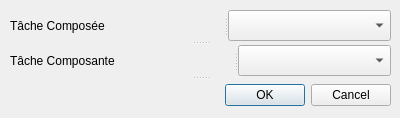
Above: Application/InterfaceGraphique/ajoutCompositionWindow.ui from Erzrael/LO21 before the change. Below: the same form after it.
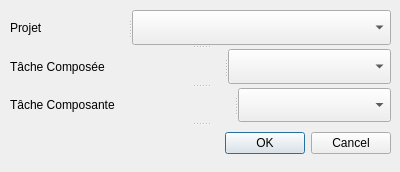
That is the form after the change.

Commit message: Changement de l'ajout des tâches. Ajout de trucs dans ajoutComposition. Revoir les tâches en incluant mère compo comme attribut car ça sera utile par la suite.

```diff
--- a/Application/InterfaceGraphique/ajoutCompositionWindow.ui
+++ b/Application/InterfaceGraphique/ajoutCompositionWindow.ui
@@ -7,24 +7,35 @@
     <x>0</x>
     <y>0</y>
     <width>400</width>
-    <height>118</height>
+    <height>172</height>
    </rect>
   </property>
   <property name="windowTitle">
    <string>Ajout d'une Composition</string>
   </property>
-  <widget class="QSplitter" name="splitter_3">
+  <widget class="QSplitter" name="splitter_4">
    <property name="geometry">
     <rect>
      <x>10</x>
      <y>10</y>
      <width>381</width>
-     <height>101</height>
+     <height>151</height>
     </rect>
    </property>
    <property name="orientation">
     <enum>Qt::Vertical</enum>
    </property>
+   <widget class="QSplitter" name="splitter_3">
+    <property name="orientation">
+     <enum>Qt::Horizontal</enum>
+    </property>
+    <widget class="QLabel" name="Prohet_Lab">
+     <property name="text">
+      <string>Projet</string>
+     </property>
+    </widget>
+    <widget class="QComboBox" name="Projet_Box"/>
+   </widget>
    <widget class="QSplitter" name="splitter">
     <property name="orientation">
      <enum>Qt::Horizontal</enum>
```
Left out of the diff: 16 changed lines with no effect on the pictures. The commit also changes 18 other files.
